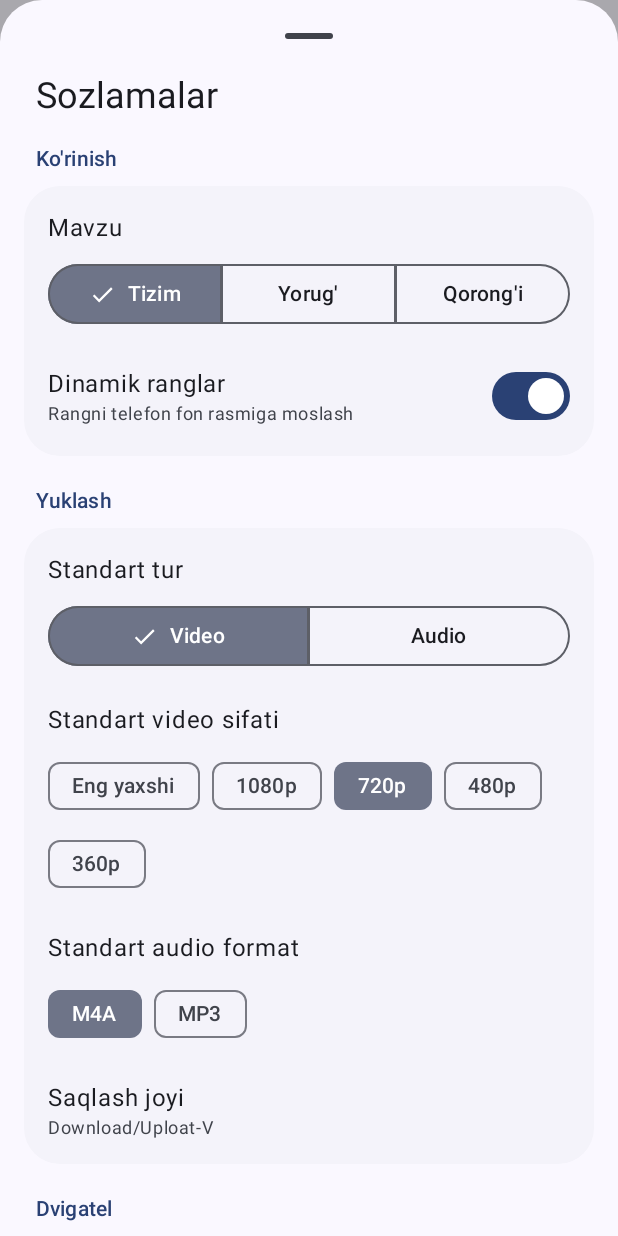
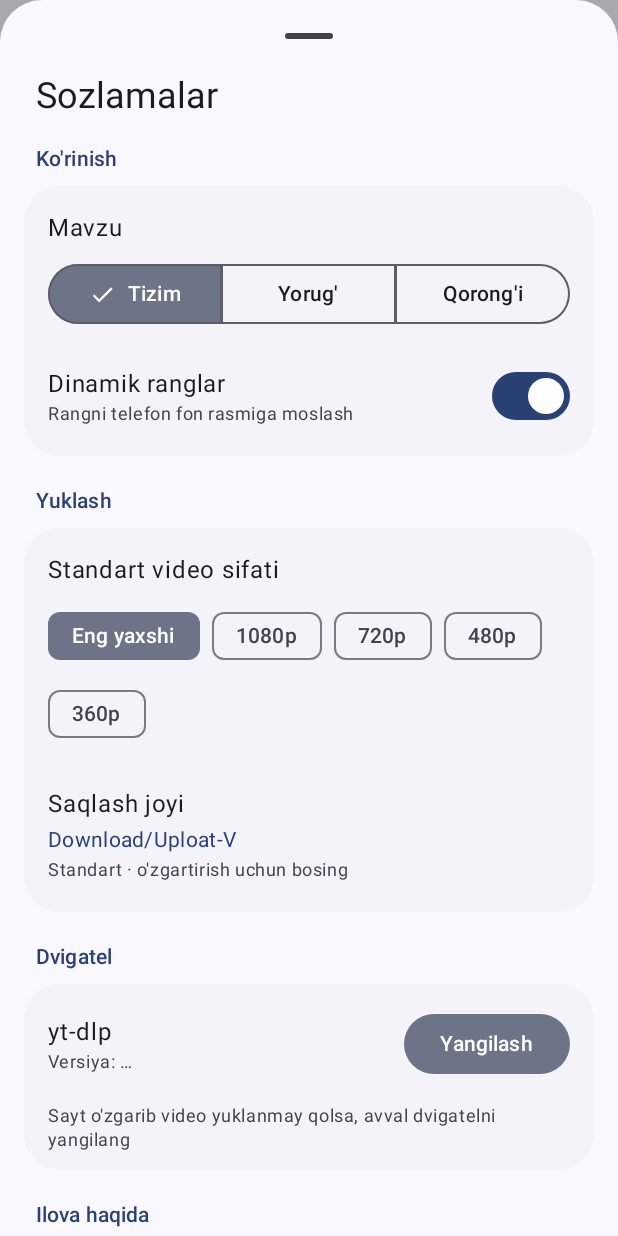
Before and after one commit to mmVohid/Uploat-V, an Android app built with Jetpack Compose: the screen it shows after launch (MainActivity), after a tap on "Sozlamalar", on a phone screen of 412 x 824 dp. Run offline under Robolectric (Android 15) with nearby library versions, the phone set to English and light mode, and no system bars; libraries missing offline, so code that uses them is left out: com.yausername.ffmpeg, com.yausername.youtubedl_android; pictures from the network do not load; 4 statements that could not run were skipped.

Commit message:
Faqat video: audio sozlamalari olib tashlandi, standart sifat 'Eng yaxshi', saqlash papkasini tanlash qo'shildi
Co-Authored-By: Claude Sonnet 5.5 <noreply@anthropic.com>
Claude-Session: https://claude.ai/code/session_01C8vsZ3VxDw6Mug94D2R5JE

```diff
--- a/app/src/main/java/uz/vohid/uploatv/data/Models.kt
+++ b/app/src/main/java/uz/vohid/uploatv/data/Models.kt
@@ -14,17 +14,12 @@ enum class Quality(val label: String, val height: Int?) {
     P360("360p", 360),
 }
 
-enum class AudioFormat(val label: String, val ext: String) {
-    M4A("M4A", "m4a"),
-    MP3("MP3", "mp3"),
-}
-
 data class AppSettings(
     val themeMode: ThemeMode = ThemeMode.SYSTEM,
     val dynamicColor: Boolean = true,
-    val defaultAudio: Boolean = false,
-    val defaultQuality: Quality = Quality.P720,
-    val audioFormat: AudioFormat = AudioFormat.M4A,
+    val defaultQuality: Quality = Quality.BEST,
+    /** Foydalanuvchi tanlagan papka (SAF tree URI). null bo'lsa Download/Uploat-V ishlatiladi. */
+    val saveTreeUri: String? = null,
 )
 
 /** Havola bo'yicha yt-dlp qaytargan qisqa ma'lumot. */
--- a/app/src/main/java/uz/vohid/uploatv/data/SettingsRepository.kt
+++ b/app/src/main/java/uz/vohid/uploatv/data/SettingsRepository.kt
@@ -15,26 +15,27 @@ class SettingsRepository(private val context: Context) {
     private object Keys {
         val THEME = stringPreferencesKey("theme")
         val DYNAMIC = booleanPreferencesKey("dynamic_color")
-        val AUDIO = booleanPreferencesKey("default_audio")
         val QUALITY = stringPreferencesKey("default_quality")
-        val AUDIO_FORMAT = stringPreferencesKey("audio_format")
+        val SAVE_TREE = stringPreferencesKey("save_tree_uri")
     }
 
     val settings: Flow<AppSettings> = context.dataStore.data.map { p ->
         AppSettings(
             themeMode = p[Keys.THEME].toEnum(ThemeMode.SYSTEM),
             dynamicColor = p[Keys.DYNAMIC] ?: true,
-            defaultAudio = p[Keys.AUDIO] ?: false,
-            defaultQuality = p[Keys.QUALITY].toEnum(Quality.P720),
-            audioFormat = p[Keys.AUDIO_FORMAT].toEnum(AudioFormat.M4A),
+            defaultQuality = p[Keys.QUALITY].toEnum(Quality.BEST),
+            saveTreeUri = p[Keys.SAVE_TREE],
         )
     }
 
     suspend fun setTheme(mode: ThemeMode) = context.dataStore.edit { it[Keys.THEME] = mode.name }
     suspend fun setDynamicColor(on: Boolean) = context.dataStore.edit { it[Keys.DYNAMIC] = on }
-    suspend fun setDefaultAudio(on: Boolean) = context.dataStore.edit { it[Keys.AUDIO] = on }
     suspend fun setDefaultQuality(q: Quality) = context.dataStore.edit { it[Keys.QUALITY] = q.name }
-    suspend fun setAudioFormat(f: AudioFormat) = context.dataStore.edit { it[Keys.AUDIO_FORMAT] = f.name }
+
+    /** null — standart papka (Download/Uploat-V). */
+    suspend fun setSaveTree(uri: String?) = context.dataStore.edit {
+        if (uri == null) it.remove(Keys.SAVE_TREE) else it[Keys.SAVE_TREE] = uri
+    }
 }
 
 private inline fun <reified T : Enum<T>> String?.toEnum(default: T): T =
--- a/app/src/main/java/uz/vohid/uploatv/ui/HomeViewModel.kt
+++ b/app/src/main/java/uz/vohid/uploatv/ui/HomeViewModel.kt
@@ -14,7 +14,6 @@ import kotlinx.coroutines.flow.asStateFlow
 import kotlinx.coroutines.flow.first
 import kotlinx.coroutines.flow.update
 import kotlinx.coroutines.launch
-import uz.vohid.uploatv.data.AudioFormat
 import uz.vohid.uploatv.data.MediaInfo
 import uz.vohid.uploatv.data.Quality
 import uz.vohid.uploatv.data.SettingsRepository
@@ -29,9 +28,7 @@ data class HomeUi(
     val fetching: Boolean = false,
     val info: MediaInfo? = null,
     val error: String? = null,
-    val audio: Boolean = false,
-    val quality: Quality = Quality.P720,
-    val audioFormat: AudioFormat = AudioFormat.M4A,
+    val quality: Quality = Quality.BEST,
     val wholePlaylist: Boolean = false,
 ) {
     /** Havolada ham video, ham playlist bo'lsa (watch?v=…&list=…) foydalanuvchi tanlaydi. */
@@ -55,7 +52,7 @@ class HomeViewModel(app: Application) : AndroidViewModel(app) {
     init {
         viewModelScope.launch {
             val s = settings.settings.first()
-            _ui.update { it.copy(audio = s.defaultAudio, quality = s.defaultQuality, audioFormat = s.audioFormat) }
+            _ui.update { it.copy(quality = s.defaultQuality) }
         }
     }
 
@@ -78,9 +75,7 @@ class HomeViewModel(app: Application) : AndroidViewModel(app) {
         startFetch(true)
     }
 
-    fun setAudio(audio: Boolean) = _ui.update { it.copy(audio = audio) }
     fun setQuality(q: Quality) = _ui.update { it.copy(quality = q) }
-    fun setAudioFormat(f: AudioFormat) = _ui.update { it.copy(audioFormat = f) }
 
     fun download(): Boolean {
         val s = _ui.value
@@ -92,9 +87,7 @@ class HomeViewModel(app: Application) : AndroidViewModel(app) {
                 title = info.title,
                 thumbnail = info.thumbnail,
                 uploader = info.uploader,
-                audio = s.audio,
                 quality = s.quality,
-                audioFormat = s.audioFormat,
                 playlist = info.isPlaylist,
             )
         )
--- a/app/src/main/java/uz/vohid/uploatv/ui/SettingsScreen.kt
+++ b/app/src/main/java/uz/vohid/uploatv/ui/SettingsScreen.kt
@@ -1,6 +1,15 @@
 package uz.vohid.uploatv.ui
 
+import android.content.Intent
+import android.net.Uri
 import android.os.Build
+import androidx.activity.compose.rememberLauncherForActivityResult
+import androidx.activity.result.contract.ActivityResultContracts
+import androidx.compose.foundation.clickable
+import androidx.compose.material3.TextButton
+import androidx.compose.ui.platform.LocalContext
+import uz.vohid.uploatv.download.DEFAULT_FOLDER
+import uz.vohid.uploatv.download.describeTree
 import androidx.compose.foundation.layout.Arrangement
 import androidx.compose.foundation.layout.Column
 import androidx.compose.foundation.layout.ColumnScope
@@ -40,7 +49,6 @@ import androidx.compose.ui.unit.Dp
 import androidx.compose.ui.unit.dp
 import androidx.lifecycle.compose.collectAsStateWithLifecycle
 import uz.vohid.uploatv.BuildConfig
-import uz.vohid.uploatv.data.AudioFormat
 import uz.vohid.uploatv.data.Quality
 import uz.vohid.uploatv.data.ThemeMode
 
@@ -49,6 +57,20 @@ import uz.vohid.uploatv.data.ThemeMode
 fun SettingsSheet(vm: SettingsViewModel, onDismiss: () -> Unit) {
     val settings by vm.settings.collectAsStateWithLifecycle()
     val engine by vm.engine.collectAsStateWithLifecycle()
+    val context = LocalContext.current
+
+    val pickFolder = rememberLauncherForActivityResult(ActivityResultContracts.OpenDocumentTree()) { uri ->
+        if (uri != null) {
+            // Ilova qayta ishga tushsa ham papkaga yozish huquqi saqlansin
+            runCatching {
+                context.contentResolver.takePersistableUriPermission(
+                    uri,
+                    Intent.FLAG_GRANT_READ_URI_PERMISSION or Intent.FLAG_GRANT_WRITE_URI_PERMISSION,
+                )
+            }
+            vm.setSaveTree(uri.toString())
+        }
+    }
 
     ModalBottomSheet(
         onDismissRequest = onDismiss,
@@ -91,20 +113,6 @@ fun SettingsSheet(vm: SettingsViewModel, onDismiss: () -> Unit) {
 
             item {
                 Section("Yuklash") {
-                    LabeledRow("Standart tur") {
-                        SingleChoiceSegmentedButtonRow(Modifier.fillMaxWidth()) {
-                            SegmentedButton(
-                                selected = !settings.defaultAudio,
-                                onClick = { vm.setDefaultAudio(false) },
-                                shape = SegmentedButtonDefaults.itemShape(0, 2),
-                            ) { Text("Video") }
-                            SegmentedButton(
-                                selected = settings.defaultAudio,
-                                onClick = { vm.setDefaultAudio(true) },
-                                shape = SegmentedButtonDefaults.itemShape(1, 2),
-                            ) { Text("Audio") }
-                        }
-                    }
                     LabeledRow("Standart video sifati") {
                         FlowRow(
                             horizontalArrangement = Arrangement.spacedBy(8.dp),
@@ -119,18 +127,19 @@ fun SettingsSheet(vm: SettingsViewModel, onDismiss: () -> Unit) {
                             }
                         }
                     }
-                    LabeledRow("Standart audio format") {
-                        FlowRow(horizontalArrangement = Arrangement.spacedBy(8.dp)) {
-                            AudioFormat.entries.forEach { f ->
-                                FilterChip(
-                                    selected = settings.audioFormat == f,
-                                    onClick = { vm.setAudioFormat(f) },
-                                    label = { Text(f.label) },
-                                )
-                            }
-                        }
+                    val treeUri = settings.saveTreeUri
+                    ClickableRow(
+                        title = "Saqlash joyi",
+                        value = treeUri?.let { describeTree(Uri.parse(it)) } ?: DEFAULT_FOLDER,
+                        hint = if (treeUri == null) "Standart · o'zgartirish uchun bosing" else "O'zgartirish uchun bosing",
+                        onClick = { pickFolder.launch(null) },
+                    )
+                    if (treeUri != null) {
+                        TextButton(
+                            onClick = { vm.setSaveTree(null) },
+                            modifier = Modifier.padding(horizontal = 8.dp),
+                        ) { Text("Standart papkaga qaytarish") }
                     }
-                    InfoRow("Saqlash joyi", "Download/Uploat-V")
                 }
             }
 
@@ -231,6 +240,25 @@ private fun SwitchRow(title: String, subtitle: String, checked: Boolean, onChang
 }
 
 @Composable
+private fun ClickableRow(title: String, value: String, hint: String, onClick: () -> Unit) {
+    Column(
+        modifier = Modifier
+            .fillMaxWidth()
+            .clickable(onClick = onClick)
+            .padding(horizontal = 16.dp, vertical = 12.dp),
+        verticalArrangement = Arrangement.spacedBy(2.dp),
+    ) {
+        Text(title, style = MaterialTheme.typography.bodyLarge)
+        Text(value, style = MaterialTheme.typography.bodyMedium, color = MaterialTheme.colorScheme.primary)
+        Text(
+            hint,
+            style = MaterialTheme.typography.bodySmall,
+            color = MaterialTheme.colorScheme.onSurfaceVariant,
+        )
+    }
+}
+
+@Composable
 private fun InfoRow(title: String, value: String) {
     Column(
         modifier = Modifier
--- a/app/src/main/java/uz/vohid/uploatv/ui/SettingsViewModel.kt
+++ b/app/src/main/java/uz/vohid/uploatv/ui/SettingsViewModel.kt
@@ -15,7 +15,6 @@ import kotlinx.coroutines.launch
 import kotlinx.coroutines.withContext
 import uz.vohid.uploatv.UploatApp
 import uz.vohid.uploatv.data.AppSettings
-import uz.vohid.uploatv.data.AudioFormat
 import uz.vohid.uploatv.data.Quality
 import uz.vohid.uploatv.data.SettingsRepository
 import uz.vohid.uploatv.data.ThemeMode
@@ -42,9 +41,8 @@ class SettingsViewModel(app: Application) : AndroidViewModel(app) {
 
     fun setTheme(mode: ThemeMode) = viewModelScope.launch { repo.setTheme(mode) }
     fun setDynamicColor(on: Boolean) = viewModelScope.launch { repo.setDynamicColor(on) }
-    fun setDefaultAudio(on: Boolean) = viewModelScope.launch { repo.setDefaultAudio(on) }
     fun setDefaultQuality(q: Quality) = viewModelScope.launch { repo.setDefaultQuality(q) }
-    fun setAudioFormat(f: AudioFormat) = viewModelScope.launch { repo.setAudioFormat(f) }
+    fun setSaveTree(uri: String?) = viewModelScope.launch { repo.setSaveTree(uri) }
 
     private fun loadVersion() {
         viewModelScope.launch {
```
Also changed, not shown: app/src/main/java/uz/vohid/uploatv/download/DownloadItem.kt (+5 -11 lines), app/src/main/java/uz/vohid/uploatv/download/DownloadManager.kt (+31 -18 lines), app/src/main/java/uz/vohid/uploatv/download/Format.kt (+12 -0 lines), app/src/main/java/uz/vohid/uploatv/ui/Components.kt (+5 -4 lines), app/src/main/java/uz/vohid/uploatv/ui/HomeScreen.kt (+3 -28 lines).
